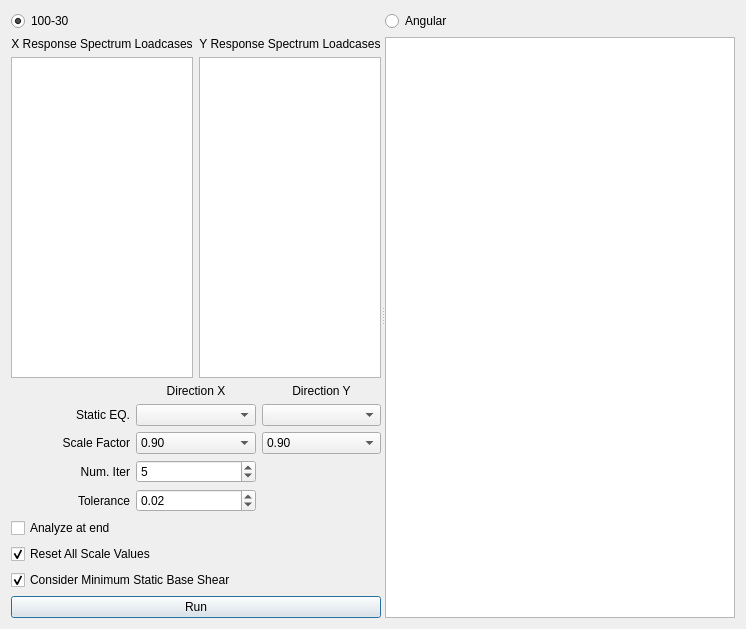
Before: the Qt Designer form widgets/response_spectrum.ui in ebrahimraeyat/civilTools, drawn with Qt 5.
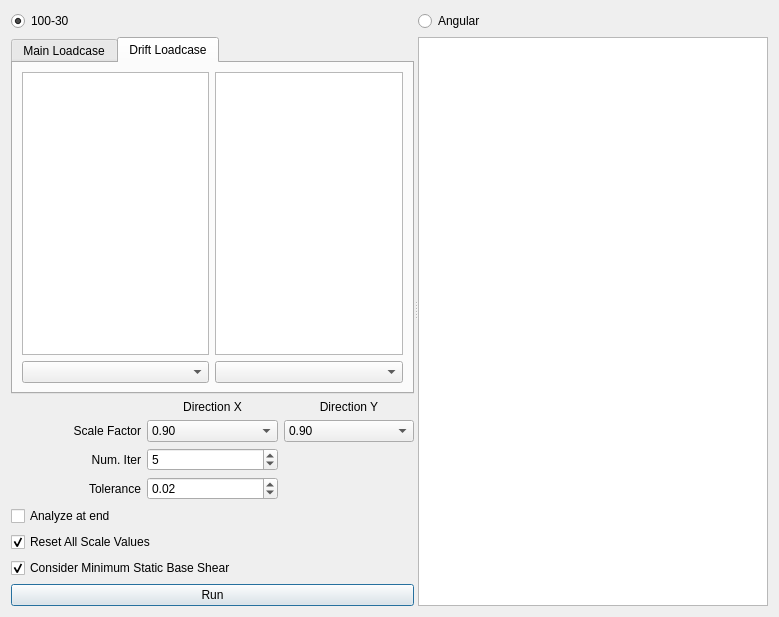
After: the same form once the commit is applied. The open tabs and pages were chosen to show the change. Icons and pictures are not drawn.

Commit message: Add scale for drift dynamic load case

```diff
--- a/widgets/response_spectrum.ui
+++ b/widgets/response_spectrum.ui
@@ -6,8 +6,8 @@
    <rect>
     <x>0</x>
     <y>0</y>
-    <width>745</width>
-    <height>629</height>
+    <width>779</width>
+    <height>617</height>
    </rect>
   </property>
   <property name="windowTitle">
@@ -19,21 +19,11 @@
      <property name="orientation">
       <enum>Qt::Horizontal</enum>
      </property>
-     <widget class="QWidget" name="">
+     <widget class="QWidget" name="layoutWidget">
       <layout class="QVBoxLayout" name="verticalLayout_2">
        <item>
         <layout class="QGridLayout" name="gridLayout_3">
          <item row="2" column="0">
-          <widget class="QLabel" name="label_2">
-           <property name="text">
-            <string>Static EQ.</string>
-           </property>
-           <property name="alignment">
-            <set>Qt::AlignRight|Qt::AlignTrailing|Qt::AlignVCenter</set>
-           </property>
-          </widget>
-         </item>
-         <item row="3" column="0">
           <widget class="QLabel" name="label_7">
            <property name="text">
             <string>Scale Factor</string>
@@ -43,7 +33,7 @@
            </property>
           </widget>
          </item>
-         <item row="4" column="0">
+         <item row="3" column="0">
           <widget class="QLabel" name="label_8">
            <property name="text">
             <string>Num. Iter</string>
@@ -53,10 +43,17 @@
            </property>
           </widget>
          </item>
-         <item row="2" column="1">
-          <widget class="QComboBox" name="ex_combobox"/>
+         <item row="4" column="0">
+          <widget class="QLabel" name="label_9">
+           <property name="text">
+            <string>Tolerance</string>
+           </property>
+           <property name="alignment">
+            <set>Qt::AlignRight|Qt::AlignTrailing|Qt::AlignVCenter</set>
+           </property>
+          </widget>
          </item>
-         <item row="4" column="1">
+         <item row="3" column="1">
           <widget class="QSpinBox" name="iteration">
            <property name="minimum">
             <number>1</number>
@@ -79,7 +76,7 @@
            </property>
           </widget>
          </item>
-         <item row="6" column="0" colspan="3">
+         <item row="5" column="0" colspan="3">
           <widget class="QCheckBox" name="analyze">
            <property name="layoutDirection">
             <enum>Qt::LeftToRight</enum>
@@ -92,24 +89,7 @@
            </property>
           </widget>
          </item>
-         <item row="2" column="2">
-          <widget class="QComboBox" name="ey_combobox">
-           <property name="enabled">
-            <bool>true</bool>
-           </property>
-          </widget>
-         </item>
-         <item row="5" column="0">
-          <widget class="QLabel" name="label_9">
-           <property name="text">
-            <string>Tolerance</string>
-           </property>
-           <property name="alignment">
-            <set>Qt::AlignRight|Qt::AlignTrailing|Qt::AlignVCenter</set>
-           </property>
-          </widget>
-         </item>
-         <item row="5" column="1">
+         <item row="4" column="1">
           <widget class="QDoubleSpinBox" name="tolerance">
            <property name="minimum">
             <double>0.000000000000000</double>
@@ -125,7 +105,20 @@
            </property>
           </widget>
          </item>
-         <item row="3" column="1">
+         <item row="1" column="1">
+          <widget class="QLabel" name="x_label">
+           <property name="layoutDirection">
+            <enum>Qt::LeftToRight</enum>
+           </property>
+           <property name="text">
+            <string>Direction X</string>
+           </property>
+           <property name="alignment">
+            <set>Qt::AlignCenter</set>
+           </property>
+          </widget>
+         </item>
+         <item row="2" column="1">
           <widget class="QComboBox" name="x_scalefactor_combobox">
            <property name="currentIndex">
             <number>1</number>
@@ -147,7 +140,7 @@
            </item>
           </widget>
          </item>
-         <item row="7" column="0" colspan="3">
+         <item row="6" column="0" colspan="3">
           <widget class="QCheckBox" name="reset">
            <property name="text">
             <string>Reset All Scale Values</string>
@@ -157,20 +150,7 @@
            </property>
           </widget>
          </item>
-         <item row="1" column="1">
-          <widget class="QLabel" name="label">
-           <property name="layoutDirection">
-            <enum>Qt::LeftToRight</enum>
-           </property>
-           <property name="text">
-            <string>Direction X</string>
-           </property>
-           <property name="alignment">
-            <set>Qt::AlignCenter</set>
-           </property>
-          </widget>
-         </item>
-         <item row="3" column="2">
+         <item row="2" column="2">
           <widget class="QComboBox" name="y_scalefactor_combobox">
            <property name="currentIndex">
             <number>1</number>
@@ -192,7 +172,7 @@
            </item>
           </widget>
          </item>
-         <item row="8" column="0" colspan="3">
+         <item row="7" column="0" colspan="3">
           <widget class="QCheckBox" name="consider_min_static_base_shear">
            <property name="text">
             <string>Consider Minimum Static Base Shear</string>
@@ -214,50 +194,85 @@
              </property>
             </widget>
            </item>
-           <item row="1" column="0">
-            <widget class="QLabel" name="label_3">
-             <property name="layoutDirection">
-              <enum>Qt::LeftToRight</enum>
+           <item row="1" column="0" colspan="2">
+            <widget class="QTabWidget" name="tabwidget">
+             <property name="currentIndex">
+              <number>0</number>
              </property>
-             <property name="text">
-              <string>X Response Spectrum Loadcases</string>
-             </property>
-             <property name="alignment">
-              <set>Qt::AlignCenter</set>
-             </property>
-            </widget>
-           </item>
-           <item row="1" column="1">
-            <widget class="QLabel" name="label_4">
-             <property name="layoutDirection">
-              <enum>Qt::LeftToRight</enum>
-             </property>
-             <property name="text">
-              <string>Y Response Spectrum Loadcases</string>
-             </property>
-             <property name="alignment">
-              <set>Qt::AlignCenter</set>
-             </property>
-            </widget>
-           </item>
-           <item row="2" column="0">
-            <widget class="QListWidget" name="x_dynamic_loadcase_list">
-             <property name="selectionMode">
-              <enum>QAbstractItemView::MultiSelection</enum>
-             </property>
-             <property name="sortingEnabled">
-              <bool>false</bool>
-             </property>
-            </widget>
-           </item>
-           <item row="2" column="1">
-            <widget class="QListWidget" name="y_dynamic_loadcase_list">
-             <property name="selectionMode">
-              <enum>QAbstractItemView::MultiSelection</enum>
-             </property>
-             <property name="sortingEnabled">
-              <bool>false</bool>
-             </property>
+             <widget class="QWidget" name="tab">
+              <attribute name="title">
+               <string>Main Loadcase</string>
+              </attribute>
+              <layout class="QGridLayout" name="gridLayout_2">
+               <item row="0" column="0">
+                <widget class="QListWidget" name="x_dynamic_loadcase_list">
+                 <property name="selectionMode">
+                  <enum>QAbstractItemView::MultiSelection</enum>
+                 </property>
+                 <property name="sortingEnabled">
+                  <bool>false</bool>
+                 </property>
+                </widget>
+               </item>
+               <item row="0" column="1">
+                <widget class="QListWidget" name="y_dynamic_loadcase_list">
+                 <property name="selectionMode">
+                  <enum>QAbstractItemView::MultiSelection</enum>
+                 </property>
+                 <property name="sortingEnabled">
+                  <bool>false</bool>
+                 </property>
+                </widget>
+               </item>
+               <item row="1" column="0">
+                <widget class="QComboBox" name="ex_combobox"/>
+               </item>
+               <item row="1" column="1">
+                <widget class="QComboBox" name="ey_combobox">
+                 <property name="enabled">
+                  <bool>true</bool>
+                 </property>
+                </widget>
+               </item>
+              </layout>
+             </widget>
+             <widget class="QWidget" name="tab_2">
+              <attribute name="title">
+               <string>Drift Loadcase</string>
+              </attribute>
+              <layout class="QGridLayout" name="gridLayout_4">
+               <item row="0" column="0">
+                <widget class="QListWidget" name="x_dynamic_drift_loadcase_list">
+                 <property name="selectionMode">
+                  <enum>QAbstractItemView::MultiSelection</enum>
+                 </property>
+                 <property name="sortingEnabled">
+                  <bool>false</bool>
+                 </property>
+                </widget>
+               </item>
+               <item row="0" column="1">
+                <widget class="QListWidget" name="y_dynamic_drift_loadcase_list">
+                 <property name="selectionMode">
+                  <enum>QAbstractItemView::MultiSelection</enum>
+                 </property>
+                 <property name="sortingEnabled">
+                  <bool>false</bool>
+                 </property>
+                </widget>
+               </item>
+               <item row="1" column="0">
+                <widget class="QComboBox" name="ex_drift_combobox"/>
+               </item>
+               <item row="1" column="1">
+                <widget class="QComboBox" name="ey_drift_combobox">
+                 <property name="enabled">
+                  <bool>true</bool>
+                 </property>
+                </widget>
+               </item>
+              </layout>
+             </widget>
             </widget>
            </item>
           </layout>
@@ -286,7 +301,7 @@
        </item>
       </layout>
      </widget>
-     <widget class="QWidget" name="">
+     <widget class="QWidget" name="layoutWidget">
       <layout class="QVBoxLayout" name="verticalLayout">
        <item>
         <widget class="QRadioButton" name="angular">
```
Left out of the diff: 4 changed lines with no effect on the pictures. The commit also changes 1 other file.
